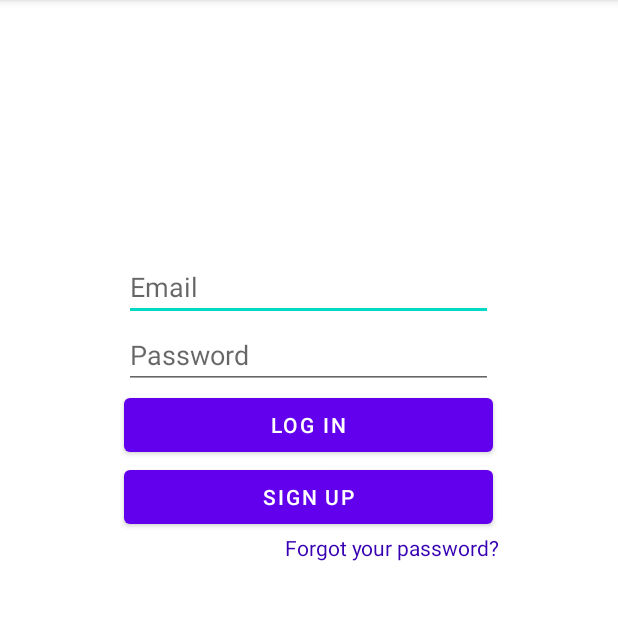
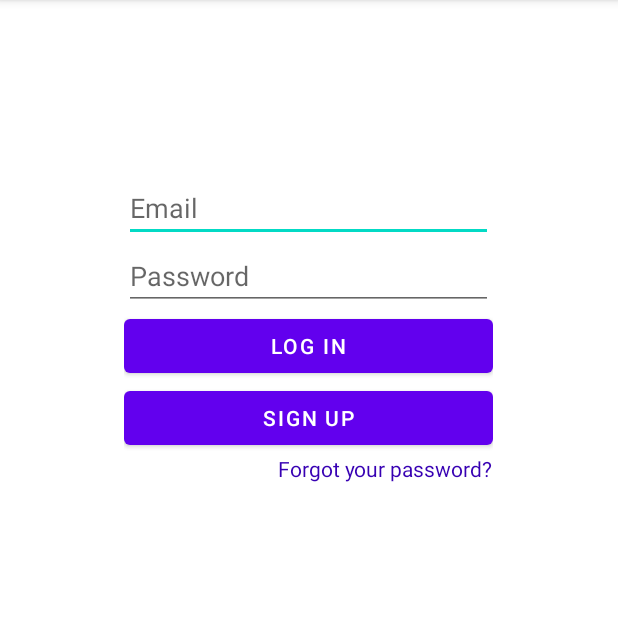
Before and after one commit to AlanTrawczynski/Jeva, an Android app: the screen it shows after launch (AuthActivity), on a phone screen of 412 x 824 dp, the part 84-704 px from its top. Run offline under Robolectric (Android 15) with nearby library versions, the phone set to English and light mode, and no system bars; our stand-ins replace Firebase (no records; nobody signed in at launch, a user with empty details on screens opened directly); 2 statements that could not run were skipped.

Commit message:
XML but good looking
Now the xml's are looking with a better organization

```diff
--- a/app/src/main/res/layout/activity_auth_login.xml
+++ b/app/src/main/res/layout/activity_auth_login.xml
@@ -7,12 +7,11 @@
     tools:context=".AuthActivity">
 
     <LinearLayout
-        android:layout_width="412dp"
-        android:layout_height="731dp"
+        android:layout_width="0dp"
+        android:layout_height="0dp"
         android:layout_marginStart="16dp"
         android:layout_marginTop="16dp"
         android:layout_marginEnd="16dp"
-        android:layout_marginBottom="16dp"
         android:orientation="vertical"
         app:layout_constraintBottom_toBottomOf="parent"
         app:layout_constraintEnd_toEndOf="parent"
@@ -22,24 +21,24 @@
 
 
         <LinearLayout
-            android:layout_width="316dp"
-            android:layout_height="385dp"
+            android:layout_width="246dp"
+            android:layout_height="wrap_content"
             android:layout_gravity="center"
+            android:layout_marginTop="100dp"
             android:orientation="vertical">
 
             <EditText
                 android:id="@+id/loginEmail"
-                android:layout_width="246dp"
+                android:layout_width="match_parent"
                 android:layout_height="wrap_content"
                 android:layout_gravity="center"
-                android:layout_marginTop="150dp"
                 android:ellipsize="start"
                 android:hint="Email"
                 android:singleLine="true" />
 
             <EditText
                 android:id="@+id/loginPassword"
-                android:layout_width="246dp"
+                android:layout_width="match_parent"
                 android:layout_height="wrap_content"
                 android:layout_gravity="center"
                 android:ems="10"
@@ -48,21 +47,21 @@
 
             <Button
                 android:id="@+id/loginBtnSubmit"
-                android:layout_width="246dp"
+                android:layout_width="match_parent"
                 android:layout_height="wrap_content"
                 android:layout_gravity="center"
                 android:text="Log In" />
 
             <Button
                 android:id="@+id/loginBtnGoToSignup"
-                android:layout_width="246dp"
+                android:layout_width="match_parent"
                 android:layout_height="wrap_content"
                 android:layout_gravity="center"
                 android:text="Sign Up" />
 
             <TextView
                 android:id="@+id/loginLinkForgotPassword"
-                android:layout_width="174dp"
+                android:layout_width="wrap_content"
                 android:layout_height="wrap_content"
                 android:layout_gravity="end"
                 android:text="Forgot your password?"
```
Also changed, not shown: app/src/main/res/layout/activity_auth_forgotpassword.xml (+18 -9 lines), app/src/main/res/layout/activity_auth_signup.xml (+4 -4 lines).
